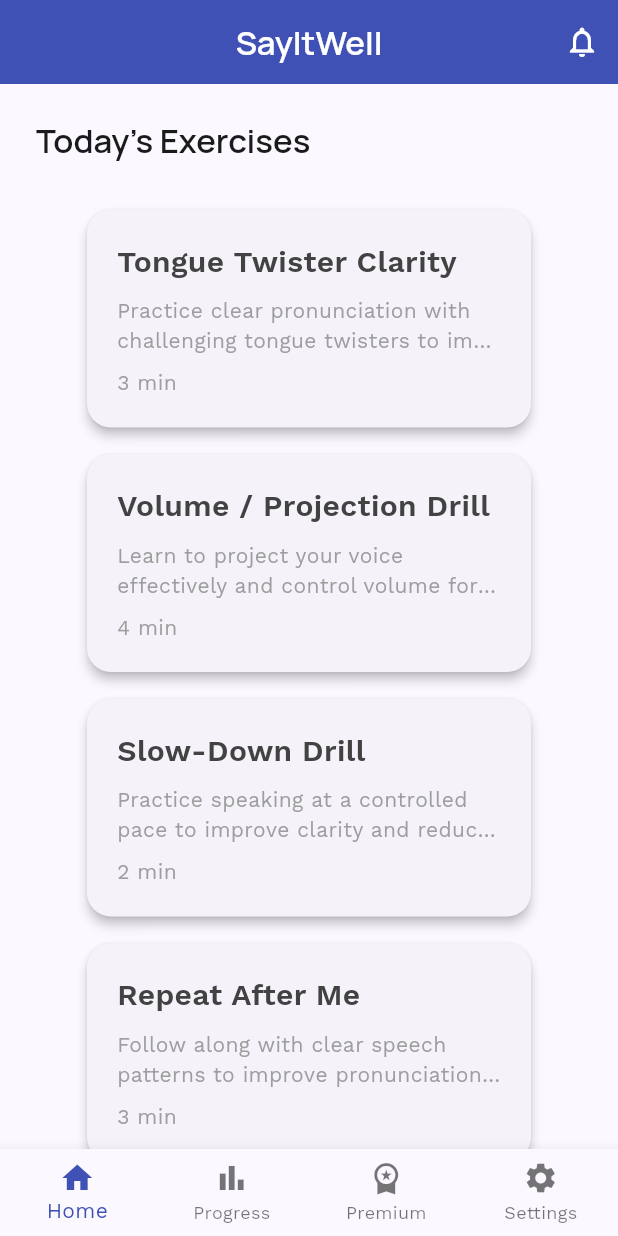
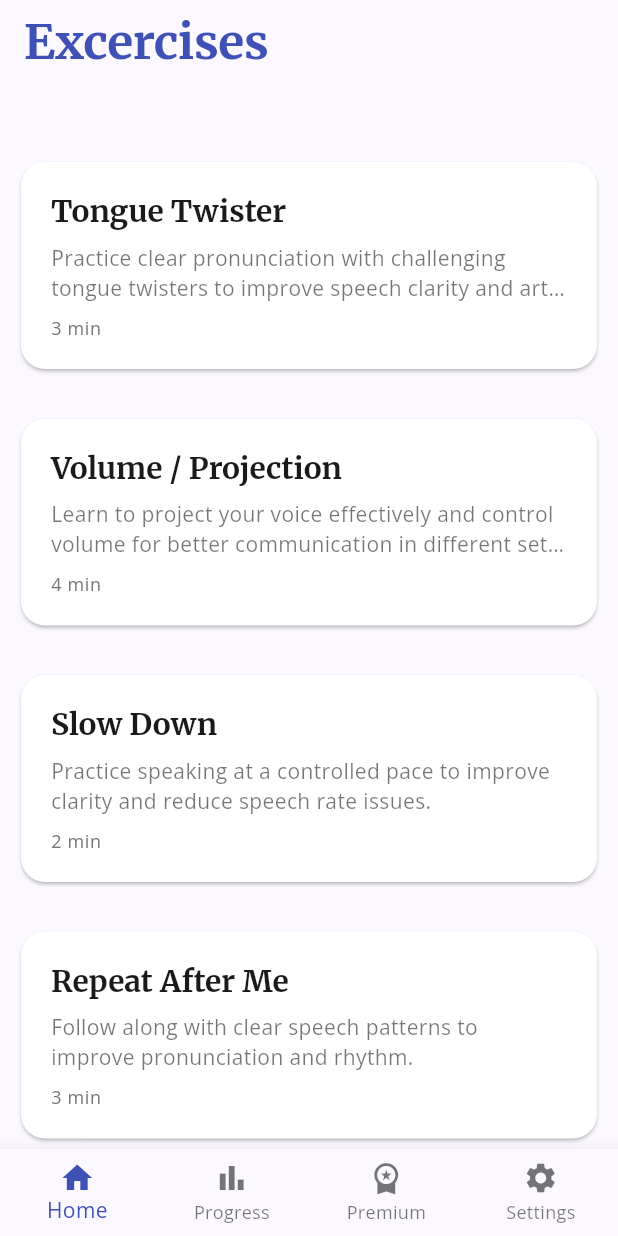
Before and after one commit to VinnyBui/SayItWell, a Flutter app: the screen it shows after launch, on a phone screen of 412 x 824 dp. Run offline on Flutter 3.47's test engine with Material 3 defaults, Android fonts, the light colour scheme and no system bars; our stand-ins replace animated_splash_screen, google_fonts, lottie.

Commit message:
edit fonts and change styling on all 4 pages to make it similar

```diff
--- a/lib/data/sample_exercises.dart
+++ b/lib/data/sample_exercises.dart
@@ -4,7 +4,7 @@ class SampleExercises {
   static List<Exercise> exercises = [
     Exercise(
       id: '1',
-      title: 'Tongue Twister Clarity',
+      title: 'Tongue Twister',
       description:
           'Practice clear pronunciation with challenging tongue twisters to improve speech clarity and articulation.',
       type: 'tongue_twister',
@@ -13,7 +13,7 @@ class SampleExercises {
     ),
     Exercise(
       id: '2',
-      title: 'Volume / Projection Drill',
+      title: 'Volume / Projection ',
       description:
           'Learn to project your voice effectively and control volume for better communication in different settings.',
       type: 'volume',
@@ -22,7 +22,7 @@ class SampleExercises {
     ),
     Exercise(
       id: '3',
-      title: 'Slow-Down Drill',
+      title: 'Slow Down ',
       description:
           'Practice speaking at a controlled pace to improve clarity and reduce speech rate issues.',
       type: 'pace',
--- a/lib/main.dart
+++ b/lib/main.dart
@@ -1,7 +1,6 @@
 import 'package:flutter/material.dart';
 import 'package:google_fonts/google_fonts.dart';
 import 'screens/splash_screen.dart';
-import 'screens/welcome_screen.dart';
 
 void main() {
   runApp(const MyApp());
@@ -24,83 +23,82 @@ class MyApp extends StatelessWidget {
           onSurface: const Color(0xFF1A1A1A),
         ),
 
-        textTheme: GoogleFonts.manropeTextTheme(
+        textTheme: GoogleFonts.merriweatherTextTheme(
           Theme.of(context).textTheme,
         ).copyWith(
-          // Headings: Manrope (clean, modern, great for entire UI)
-          displayLarge: GoogleFonts.manrope(
+          displayLarge: GoogleFonts.merriweather(
             fontSize: 32,
             fontWeight: FontWeight.bold,
             color: const Color(0xFF1A1A1A),
           ),
-          displayMedium: GoogleFonts.manrope(
+          displayMedium: GoogleFonts.merriweather(
             fontSize: 28,
-            fontWeight: FontWeight.w600,
+            fontWeight: FontWeight.bold,
             color: const Color(0xFF1A1A1A),
           ),
-          displaySmall: GoogleFonts.manrope(
+          displaySmall: GoogleFonts.merriweather(
             fontSize: 24,
-            fontWeight: FontWeight.w600,
+            fontWeight: FontWeight.bold,
             color: const Color(0xFF1A1A1A),
           ),
-          headlineLarge: GoogleFonts.manrope(
+          headlineLarge: GoogleFonts.merriweather(
             fontSize: 22,
-            fontWeight: FontWeight.w600,
+            fontWeight: FontWeight.bold,
             color: const Color(0xFF1A1A1A),
           ),
-          headlineMedium: GoogleFonts.manrope(
+          headlineMedium: GoogleFonts.merriweather(
             fontSize: 20,
-            fontWeight: FontWeight.w500,
+            fontWeight: FontWeight.bold,
             color: const Color(0xFF1A1A1A),
           ),
-          headlineSmall: GoogleFonts.manrope(
+          headlineSmall: GoogleFonts.merriweather(
             fontSize: 18,
-            fontWeight: FontWeight.w500,
+            fontWeight: FontWeight.bold,
             color: const Color(0xFF1A1A1A),
           ),
-          titleLarge: GoogleFonts.manrope(
+          titleLarge: GoogleFonts.openSans(
             fontSize: 16,
-            fontWeight: FontWeight.w500,
+            fontWeight: FontWeight.w300,
             color: const Color(0xFF1A1A1A),
           ),
-          titleMedium: GoogleFonts.manrope(
+          titleMedium: GoogleFonts.openSans(
             fontSize: 14,
             fontWeight: FontWeight.w500,
             color: const Color(0xFF1A1A1A),
           ),
-          titleSmall: GoogleFonts.manrope(
+          titleSmall: GoogleFonts.openSans(
             fontSize: 12,
             fontWeight: FontWeight.w500,
             color: const Color(0xFF1A1A1A),
           ),
 
           // Body: Work Sans (light and open, good for minimal design)
-          bodyLarge: GoogleFonts.workSans(
+          bodyLarge: GoogleFonts.openSans(
             fontSize: 16,
             fontWeight: FontWeight.normal,
             color: const Color(0xFF424242),
           ),
-          bodyMedium: GoogleFonts.workSans(
+          bodyMedium: GoogleFonts.openSans(
             fontSize: 14,
             fontWeight: FontWeight.normal,
             color: const Color(0xFF424242),
           ),
-          bodySmall: GoogleFonts.workSans(
+          bodySmall: GoogleFonts.openSans(
             fontSize: 12,
             fontWeight: FontWeight.normal,
             color: const Color(0xFF757575),
           ),
-          labelLarge: GoogleFonts.workSans(
+          labelLarge: GoogleFonts.openSans(
             fontSize: 14,
             fontWeight: FontWeight.w500,
             color: const Color(0xFF1A1A1A),
           ),
-          labelMedium: GoogleFonts.workSans(
+          labelMedium: GoogleFonts.openSans(
             fontSize: 12,
             fontWeight: FontWeight.w500,
             color: const Color(0xFF1A1A1A),
           ),
-          labelSmall: GoogleFonts.workSans(
+          labelSmall: GoogleFonts.openSans(
             fontSize: 10,
             fontWeight: FontWeight.w500,
             color: const Color(0xFF757575),
--- a/lib/screens/home_screen.dart
+++ b/lib/screens/home_screen.dart
@@ -20,35 +20,27 @@ class _HomeScreenState extends State<HomeScreen> {
 
     return Scaffold(
       appBar: AppBar(
-        backgroundColor: colorScheme.primary,
         title: Text(
-          'SayItWell',
-          style: textTheme.headlineLarge?.copyWith(
-            color: colorScheme.onPrimary,
+          'Excercises',
+          style: textTheme.displayLarge?.copyWith(
+            color: colorScheme.primary,
           ),
         ),
-        centerTitle: true,
         actions: [
-          IconButton(
-            icon: Icon(Icons.notifications_none, color: colorScheme.onPrimary),
-            tooltip: 'Notifications',
-            onPressed: () {
-              // TODO: notification action
-            },
-          ),
+          // IconButton(
+          //   icon: Icon(Icons.notifications_none, color: colorScheme.onPrimary),
+          //   tooltip: 'Notifications',
+          //   onPressed: () {
+          //     // TODO: notification action
+          //   },
+          // ),
         ],
       ),
       body: SingleChildScrollView(
-        padding: const EdgeInsets.all(24.0),
+        padding: const EdgeInsets.symmetric(vertical: 24, horizontal: 10),
         child: Column(
           crossAxisAlignment: CrossAxisAlignment.stretch,
           children: [
-            Text(
-              "Today's Exercises",
-              style: textTheme.headlineLarge?.copyWith(
-                color: colorScheme.onSurface,
-              ),
-            ),
             const SizedBox(height: 24),
             ExerciseCard(exercise: SampleExercises.exercises[0]),
             ExerciseCard(exercise: SampleExercises.exercises[1]),
@@ -58,9 +50,7 @@ class _HomeScreenState extends State<HomeScreen> {
             Text(
               "Stay consistent and improve your clarity every day.",
               textAlign: TextAlign.center,
-              style: textTheme.bodySmall?.copyWith(
-                color: colorScheme.onSurface.withOpacity(0.7),
-              ),
+              style: textTheme.bodySmall?.copyWith(),
             ),
           ],
         ),
--- a/lib/widgets/exercise_card.dart
+++ b/lib/widgets/exercise_card.dart
@@ -9,11 +9,33 @@ class ExerciseCard extends StatelessWidget {
 
   @override
   Widget build(BuildContext context) {
+    final colorScheme = Theme.of(context).colorScheme;
+    final textTheme = Theme.of(context).textTheme;
+
+    Color getCardColor(String title) {
+      switch (title) {
+        case 'Tongue Twister Clarity':
+          return colorScheme.secondary; // Coral
+        case 'Volume/Projection Drill':
+          return Color(0xFFFFC107); // Teal
+        case 'Slow-Down Drill':
+          return const Color(0xFFFFC107); // Soft Purple
+        case 'Repeat After Me':
+          return Color(0xFFFDD835); // Yellow
+        default:
+          return Theme.of(context).colorScheme.primary.withOpacity(0.1); // Fallback
+      }
+    }
+
     return Container(
-      margin: const EdgeInsets.symmetric(vertical: 5.0, horizontal: 30.0),
+      margin: const EdgeInsets.only(bottom: 15.0),
+      padding: const EdgeInsets.only(bottom: 10),
       child: Card(
-        shape: RoundedRectangleBorder(borderRadius: BorderRadius.circular(16)),
-        elevation: 3,
+        color: Colors.white,
+        shape: RoundedRectangleBorder(
+          borderRadius: BorderRadius.circular(16),
+        ),
+        elevation: 1,
         child: InkWell(
           onTap: onTap,
           borderRadius: BorderRadius.circular(16),
@@ -24,22 +46,21 @@ class ExerciseCard extends StatelessWidget {
               children: [
                 Text(
                   exercise.title,
-                  style: const TextStyle(
-                    fontSize: 20,
-                    fontWeight: FontWeight.w600,
-                  ),
+                  style: textTheme.headlineMedium?.copyWith(),
                 ),
                 const SizedBox(height: 8),
                 Text(
                   exercise.description,
-                  style: const TextStyle(fontSize: 14, color: Colors.grey),
+                  style: textTheme.bodyMedium?.copyWith(
+                    color: Colors.black54,
+                  ),
                   maxLines: 2,
                   overflow: TextOverflow.ellipsis,
                 ),
                 const SizedBox(height: 8),
                 Text(
                   '${exercise.duration} min',
-                  style: const TextStyle(fontSize: 14, color: Colors.grey),
+                  style: textTheme.bodySmall?.copyWith(),
                 ),
               ],
             ),
```
Also changed, not shown: lib/screens/premium_screen.dart (+3 -17 lines), lib/screens/progress_screen.dart (+4 -25 lines), lib/screens/settings_screen.dart (+3 -17 lines).
